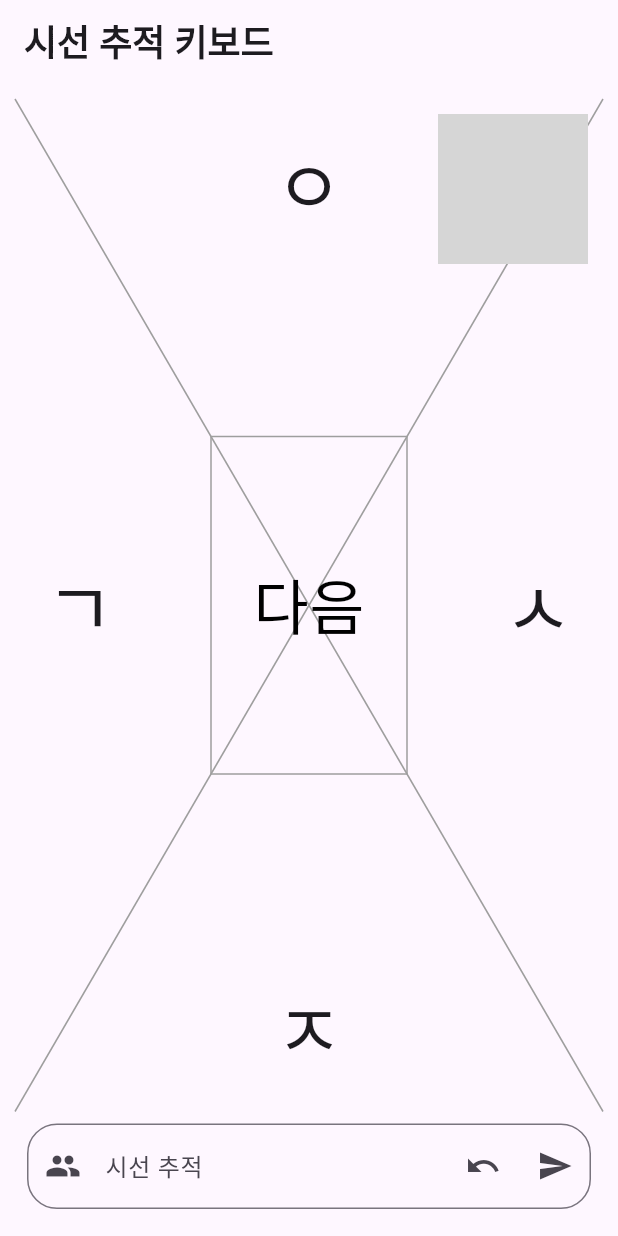
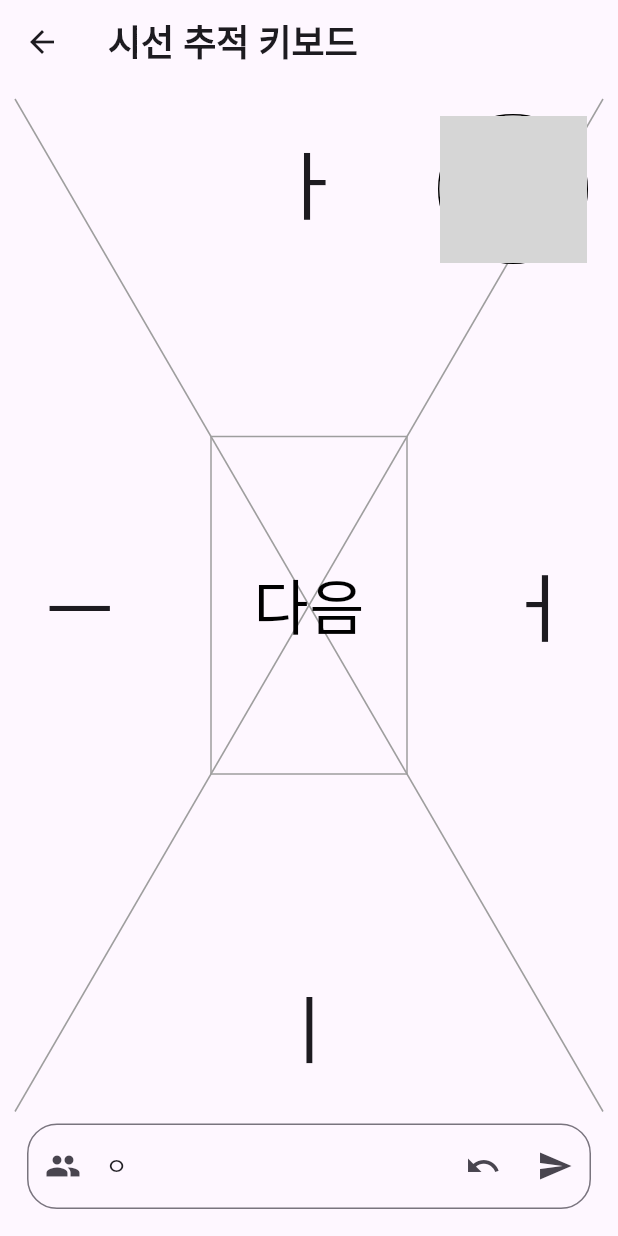
Before and after one commit to lyrad913/ETK, a Flutter app: the screen it shows after launch, after a tap on an icon or button, on a phone screen of 412 x 824 dp. Run offline on Flutter 3.47's test engine with Material 3 defaults, Android fonts, the phone set to English and light mode, and no system bars; drawn by our look-alikes of camera; grey boxes are pictures that could not be loaded.

Commit message:
feat: 자모음 페이지 구현

```diff
--- a/frontend/lib/main.dart
+++ b/frontend/lib/main.dart
@@ -1,6 +1,7 @@
 import 'package:camera/camera.dart';
 import 'package:flutter/material.dart';
 
+import 'pages/new_page.dart';
 import 'widgets/background_lines.dart';
 import 'widgets/bottom_text_field.dart';
 import 'widgets/camera_preview_widget.dart';
@@ -22,20 +23,7 @@ class MyApp extends StatelessWidget {
   @override
   Widget build(BuildContext context) {
     return MaterialApp(
-      home: Scaffold(
-        appBar: AppBar(
-          title: const Text(
-            '시선 추적 키보드',
-            style: TextStyle(
-              fontSize: 24,
-              fontWeight: FontWeight.w600,
-            ),
-          ),
-        ),
-        body: CustomUI(
-          camera: camera,
-        ),
-      ),
+      home: CustomUI(camera: camera),
     );
   }
 }
@@ -53,6 +41,14 @@ class _CustomUIState extends State<CustomUI> {
   late CameraController _controller;
   late Future<void> _initializeControllerFuture;
   final TextEditingController _textController = TextEditingController();
+
+  // 문자 세트 정의
+  final List<List<String>> consonantPages = [
+    ['ㅇ', 'ㄴ', 'ㄱ', 'ㄹ'],
+    ['ㅅ', 'ㄷ', 'ㅈ', 'ㅁ'],
+    ['ㅎ', 'ㅂ', 'ㅊ', 'ㅌ'],
+    ['ㅍ', 'ㅋ']
+  ];
 
   @override
   void initState() {
@@ -72,7 +68,17 @@ class _CustomUIState extends State<CustomUI> {
 
   @override
   Widget build(BuildContext context) {
-    return Padding(
+    return Scaffold(
+      appBar: AppBar(
+        title: const Text(
+          '시선 추적 키보드',
+          style: TextStyle(
+            fontSize: 24,
+            fontWeight: FontWeight.w600,
+          ),
+        ),
+      ),
+      body: Padding(
         padding: const EdgeInsets.all(10.0),
         child: Column(
           children: [
@@ -80,26 +86,67 @@ class _CustomUIState extends State<CustomUI> {
               child: Stack(
                 children: [
                   const Center(child: BackgroundLines()),
-                const CenterContent(),
+                  CenterContent(
+                    labels: consonantPages[0],
+                    onLabelPressed: (label) {
+                      setState(() {
+                        _textController.text += label;
+                      });
+                      Navigator.push(
+                        context,
+                        MaterialPageRoute(
+                          builder: (context) => NewPage(
+                            camera: widget.camera,
+                            labels: const ['ㅏ', 'ㅣ', 'ㅡ', 'ㅓ'],
+                            isConsonantPage: false,
+                            pageIndex: 0,
+                            pages: const [
+                              ['ㅏ', 'ㅣ', 'ㅡ', 'ㅓ'],
+                              ['ㅗ', 'ㅜ', 'ㅕ', 'ㅐ'],
+                              ['ㅔ', 'ㅢ', 'ㅘ', 'ㅙ'],
+                              ['ㅛ', 'ㅑ', 'ㅠ']
+                            ],
+                            textController: _textController,
+                          ),
+                        ),
+                      );
+                    },
+                  ),
                   Align(
                     alignment: Alignment.topRight,
                     child: CameraPreviewWidget(
                       controller: _controller,
-                      future: _initializeControllerFuture),
+                      future: _initializeControllerFuture,
+                    ),
                   ),
                   CenterButton(
-                  onPressed: () => print('다음 버튼 클릭됨'),
+                    onPressed: () {
+                      int nextPageIndex = 1 % consonantPages.length;
+                      Navigator.push(
+                        context,
+                        MaterialPageRoute(
+                          builder: (context) => NewPage(
+                            camera: widget.camera,
+                            labels: consonantPages[nextPageIndex],
+                            isConsonantPage: true,
+                            pageIndex: nextPageIndex,
+                            pages: consonantPages,
+                            textController: _textController,
+                          ),
+                        ),
+                      );
+                    },
                   ),
                 ],
               ),
             ),
             BottomTextField(
               textController: _textController,
-            onClear: () => _textController.clear(),
               onSubmit: () => print(_textController.text),
             ),
           ],
         ),
+      ),
     );
   }
 }
--- /dev/null
+++ b/frontend/lib/pages/new_page.dart
@@ -0,0 +1,164 @@
+import 'package:camera/camera.dart';
+import 'package:flutter/material.dart';
+
+import '../widgets/background_lines.dart';
+import '../widgets/bottom_text_field.dart';
+import '../widgets/camera_preview_widget.dart';
+import '../widgets/center_button.dart';
+import '../widgets/center_content.dart';
+
+class NewPage extends StatefulWidget {
+  final CameraDescription camera;
+  final List<String> labels;
+  final bool isConsonantPage;
+  final int pageIndex;
+  final List<List<String>> pages;
+  final TextEditingController textController;
+
+  const NewPage({
+    super.key,
+    required this.camera,
+    required this.labels,
+    required this.isConsonantPage,
+    required this.pageIndex,
+    required this.pages,
+    required this.textController,
+  });
+
+  @override
+  _NewPageState createState() => _NewPageState();
+}
+
+class _NewPageState extends State<NewPage> {
+  late CameraController _controller;
+  late Future<void> _initializeControllerFuture;
+
+  @override
+  void initState() {
+    super.initState();
+    _controller = CameraController(
+      widget.camera,
+      ResolutionPreset.medium,
+    );
+    _initializeControllerFuture = _controller.initialize();
+  }
+
+  @override
+  void dispose() {
+    _controller.dispose();
+    super.dispose();
+  }
+
+  void _onLabelPressed(String label) {
+    setState(() {
+      widget.textController.text += label;
+    });
+
+    if (widget.isConsonantPage) {
+      Navigator.push(
+        context,
+        MaterialPageRoute(
+          builder: (context) => NewPage(
+            camera: widget.camera,
+            labels: _vowelPages[0],
+            isConsonantPage: false,
+            pageIndex: 0,
+            pages: _vowelPages,
+            textController: widget.textController,
+          ),
+        ),
+      );
+    } else {
+      Navigator.push(
+        context,
+        MaterialPageRoute(
+          builder: (context) => NewPage(
+            camera: widget.camera,
+            labels: _consonantPages[0],
+            isConsonantPage: true,
+            pageIndex: 0,
+            pages: _consonantPages,
+            textController: widget.textController,
+          ),
+        ),
+      );
+    }
+  }
+
+  List<List<String>> get _consonantPages => [
+        ['ㅇ', 'ㄴ', 'ㄱ', 'ㄹ'],
+        ['ㅅ', 'ㄷ', 'ㅈ', 'ㅁ'],
+        ['ㅎ', 'ㅂ', 'ㅊ', 'ㅌ'],
+        ['ㅍ', 'ㅋ']
+      ];
+
+  List<List<String>> get _vowelPages => [
+        ['ㅏ', 'ㅣ', 'ㅡ', 'ㅓ'],
+        ['ㅗ', 'ㅜ', 'ㅕ', 'ㅐ'],
+        ['ㅔ', 'ㅢ', 'ㅘ', 'ㅙ'],
+        ['ㅛ', 'ㅑ', 'ㅠ']
+      ];
+
+  @override
+  Widget build(BuildContext context) {
+    return Scaffold(
+      appBar: AppBar(
+        title: const Text(
+          '시선 추적 키보드',
+          style: TextStyle(
+            fontSize: 24,
+            fontWeight: FontWeight.w600,
+          ),
+        ),
+      ),
+      body: Padding(
+        padding: const EdgeInsets.all(10.0),
+        child: Column(
+          children: [
+            Expanded(
+              child: Stack(
+                children: [
+                  const Center(child: BackgroundLines()),
+                  CenterContent(
+                    labels: widget.labels,
+                    onLabelPressed: _onLabelPressed,
+                  ),
+                  Align(
+                    alignment: Alignment.topRight,
+                    child: CameraPreviewWidget(
+                      controller: _controller,
+                      future: _initializeControllerFuture,
+                    ),
+                  ),
+                  CenterButton(
+                    onPressed: () {
+                      int nextPageIndex =
+                          (widget.pageIndex + 1) % widget.pages.length;
+                      Navigator.push(
+                        context,
+                        MaterialPageRoute(
+                          builder: (context) => NewPage(
+                            camera: widget.camera,
+                            labels: widget.pages[nextPageIndex],
+                            isConsonantPage: widget.isConsonantPage,
+                            pageIndex: nextPageIndex,
+                            pages: widget.pages,
+                            textController: widget.textController,
+                          ),
+                        ),
+                      );
+                    },
+                  ),
+                ],
+              ),
+            ),
+            BottomTextField(
+              textController: widget.textController,
+              onSubmit: () => print(widget.textController.text),
+            ),
+          ],
+        ),
+      ),
+    );
+  }
+}
--- a/frontend/lib/widgets/bottom_text_field.dart
+++ b/frontend/lib/widgets/bottom_text_field.dart
@@ -2,13 +2,11 @@ import 'package:flutter/material.dart';
 
 class BottomTextField extends StatelessWidget {
   final TextEditingController textController;
-  final VoidCallback onClear;
   final VoidCallback onSubmit;
 
   const BottomTextField({
     super.key,
     required this.textController,
-    required this.onClear,
     required this.onSubmit,
   });
 
@@ -27,13 +25,19 @@ class BottomTextField extends StatelessWidget {
                 // 커뮤니티 이동 버튼 클릭 시 수행할 작업
               },
             ),
-            hintText: '시선 추적',
+            hintText: '입력하신 글자가 출력됩니다.',
             suffixIcon: Row(
               mainAxisSize: MainAxisSize.min,
               children: [
                 IconButton(
                   icon: const Icon(Icons.undo),
-                  onPressed: onClear,
+                  onPressed: () => {
+                    print(
+                      "'${textController.text.substring(textController.text.length - 1, textController.text.length)}' 제거",
+                    ),
+                    textController.text = textController.text
+                        .substring(0, textController.text.length - 1),
+                  },
                 ),
                 IconButton(
                   icon: const Icon(Icons.send),
--- a/frontend/lib/widgets/camera_preview_widget.dart
+++ b/frontend/lib/widgets/camera_preview_widget.dart
@@ -18,9 +18,13 @@ class CameraPreviewWidget extends StatelessWidget {
           future: future,
           builder: (context, snapshot) {
             if (snapshot.connectionState == ConnectionState.done) {
-              return SizedBox(
+              return Container(
                 width: 100,
                 height: 100,
+                decoration: BoxDecoration(
+                  shape: BoxShape.circle,
+                  border: Border.all(color: const Color.fromARGB(255, 0, 0, 0)),
+                ),
                 child: ClipOval(
                   child: CameraPreview(controller),
                 ),
--- a/frontend/lib/widgets/center_content.dart
+++ b/frontend/lib/widgets/center_content.dart
@@ -3,37 +3,60 @@ import 'package:flutter/material.dart';
 import 'positioned_button.dart';
 
 class CenterContent extends StatelessWidget {
-  const CenterContent({super.key});
+  final List<String> labels;
+  final Function(String) onLabelPressed;
+
+  const CenterContent({
+    super.key,
+    required this.labels,
+    required this.onLabelPressed,
+  });
 
   @override
   Widget build(BuildContext context) {
-    return Stack(
-      children: [
+    List<Widget> buttons = [];
+
+    if (labels.isNotEmpty) {
+      buttons.add(
         PositionedButton(
           alignment: Alignment.topCenter,
           padding: const EdgeInsets.only(top: 20.0),
-          label: 'ㅇ',
-          onPressed: () => print('ㅇ 버튼 클릭됨'),
+          label: labels[0],
+          onPressed: () => onLabelPressed(labels[0]),
         ),
+      );
+    }
+    if (labels.length > 1) {
+      buttons.add(
         PositionedButton(
           alignment: Alignment.bottomCenter,
           padding: const EdgeInsets.only(bottom: 20.0),
-          label: 'ㅈ',
-          onPressed: () => print('ㅈ 버튼 클릭됨'),
+          label: labels[1],
+          onPressed: () => onLabelPressed(labels[1]),
         ),
+      );
+    }
+    if (labels.length > 2) {
+      buttons.add(
         PositionedButton(
           alignment: Alignment.centerLeft,
           padding: const EdgeInsets.only(left: 20.0),
-          label: 'ㄱ',
-          onPressed: () => print('ㄱ 버튼 클릭됨'),
+          label: labels[2],
+          onPressed: () => onLabelPressed(labels[2]),
         ),
+      );
+    }
+    if (labels.length > 3) {
+      buttons.add(
         PositionedButton(
           alignment: Alignment.centerRight,
           padding: const EdgeInsets.only(right: 20.0),
-          label: 'ㅅ',
-          onPressed: () => print('ㅅ 버튼 클릭됨'),
+          label: labels[3],
+          onPressed: () => onLabelPressed(labels[3]),
         ),
-      ],
-    );
+      );
+    }
+
+    return Stack(children: buttons);
   }
 }
```
Also changed, not shown: 3 other files. Lines whose indentation alone changed are shown as unchanged.
